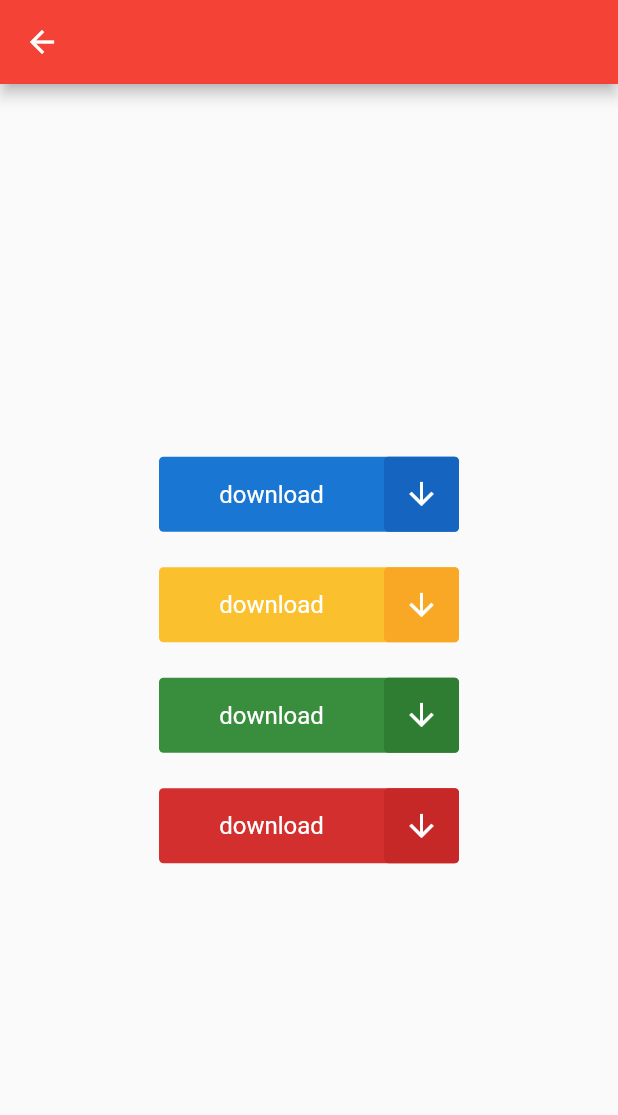
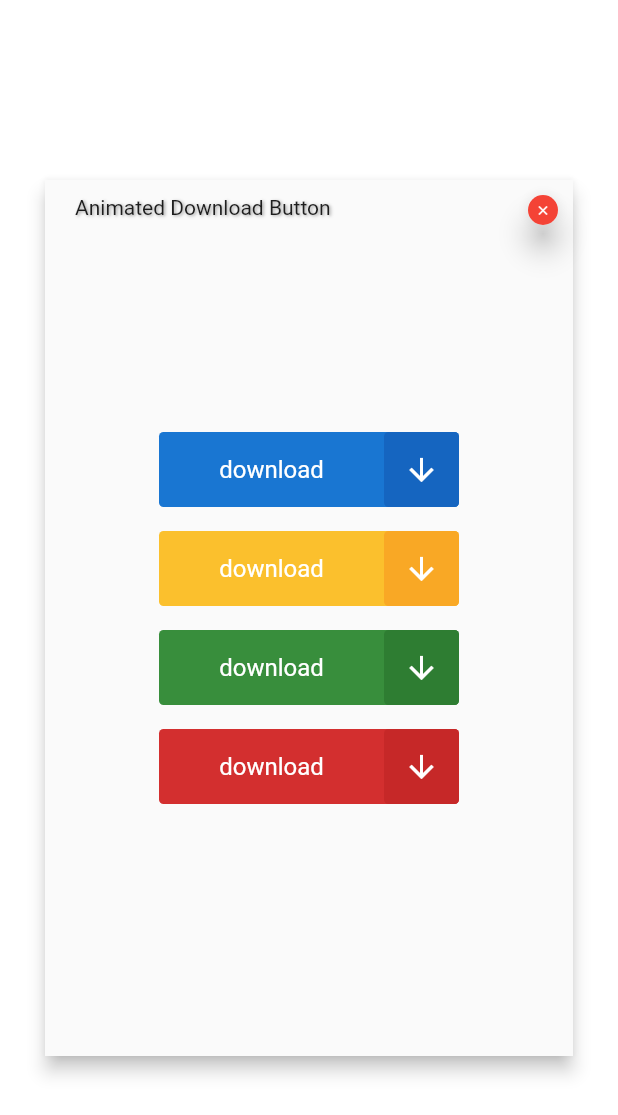
Before and after one commit to s7Thiago/flutter_ui_interactions_showcase, a Flutter app: the AdbScreen screen opened by its route, on a phone screen of 412 x 824 dp. Shown: the top 1115 px of the screen. Run offline on Flutter 3.47's test engine with Material 2 defaults, Android fonts, the phone set to English and light mode, and no system bars.

Commit message:
Improving showcase

```diff
--- a/lib/model/screen_entry_model.dart
+++ b/lib/model/screen_entry_model.dart
@@ -4,10 +4,12 @@ class ScreenEntry {
   final String label;
   final String route;
   final Widget target;
+  final Function(BuildContext)? launcher;
 
   ScreenEntry({
     required this.label,
     required this.route,
     required this.target,
+    this.launcher,
   });
 }
--- a/lib/screens/animated_download_button/adb_screen.dart
+++ b/lib/screens/animated_download_button/adb_screen.dart
@@ -1,27 +1,29 @@
 import 'package:flutter/material.dart';
 
 import 'widgets/animated_button.dart';
+import '../../utils/extensions.dart';
 
 class AdbScreen extends StatelessWidget {
   _space([int qtde = 10]) => List.generate(qtde, (index) => SizedBox());
+  String _label = 'Animated Download Button';
   @override
   Widget build(BuildContext context) {
-    return Scaffold(
-      appBar: AppBar(),
-      body: Container(
-        alignment: Alignment.center,
+    return Container(
+      child: Scaffold(
+        body: Center(
           child: Column(
             mainAxisAlignment: MainAxisAlignment.spaceAround,
             children: [
               ..._space(),
-            DownloadBtn(Colors.blue[700]!, Colors.blue[800]!),
-            DownloadBtn(Colors.yellow[700]!, Colors.yellow[800]!),
-            DownloadBtn(Colors.green[700]!, Colors.green[800]!),
-            DownloadBtn(Colors.red[700]!, Colors.red[800]!),
+              DownloadBtn(Colors.blue[700]!, Colors.blue[800]!).onFlex(),
+              DownloadBtn(Colors.yellow[700]!, Colors.yellow[800]!).onFlex(),
+              DownloadBtn(Colors.green[700]!, Colors.green[800]!).onFlex(),
+              DownloadBtn(Colors.red[700]!, Colors.red[800]!).onFlex(),
               ..._space(),
             ],
           ),
         ),
-    );
+      ).closeable(context: context),
+    ).putFloatingHero(tag: 'adb', context: context, title: _label);
   }
 }
```
Also changed, not shown: lib/screens/home_screen.dart (+24 -7 lines), lib/utils/extensions.dart (added, +85 -0 lines). Lines whose indentation alone changed are shown as unchanged.
